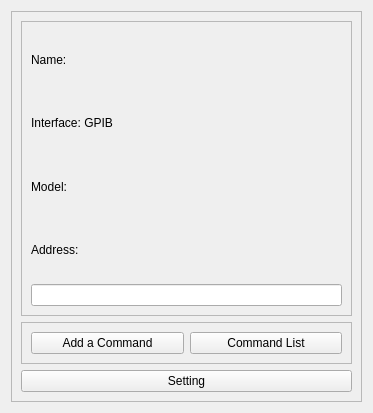
This is GUI/ui_files/gpib_instrument_device_wid.ui in YeonungK/YonKu as Qt 5 draws it before an edit. The edited form follows.
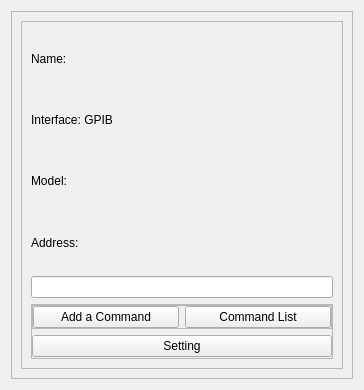
This is the edited form.

Patch:
```diff
--- a/GUI/ui_files/gpib_instrument_device_wid.ui
+++ b/GUI/ui_files/gpib_instrument_device_wid.ui
@@ -6,8 +6,8 @@
    <rect>
     <x>0</x>
     <y>0</y>
-    <width>373</width>
-    <height>413</height>
+    <width>364</width>
+    <height>390</height>
    </rect>
   </property>
   <property name="windowTitle">
@@ -70,9 +70,27 @@
            </property>
           </widget>
          </item>
-        </layout>
-       </widget>
-      </item>
+         <item>
+          <widget class="QFrame" name="frame_4">
+           <property name="frameShape">
+            <enum>QFrame::StyledPanel</enum>
+           </property>
+           <property name="frameShadow">
+            <enum>QFrame::Raised</enum>
+           </property>
+           <layout class="QVBoxLayout" name="verticalLayout_3">
+            <property name="leftMargin">
+             <number>0</number>
+            </property>
+            <property name="topMargin">
+             <number>0</number>
+            </property>
+            <property name="rightMargin">
+             <number>0</number>
+            </property>
+            <property name="bottomMargin">
+             <number>0</number>
+            </property>
       <item>
        <widget class="QFrame" name="frame_2">
         <property name="sizePolicy">
@@ -88,6 +106,18 @@
          <enum>QFrame::Raised</enum>
         </property>
         <layout class="QHBoxLayout" name="horizontalLayout">
+               <property name="leftMargin">
+                <number>0</number>
+               </property>
+               <property name="topMargin">
+                <number>0</number>
+               </property>
+               <property name="rightMargin">
+                <number>0</number>
+               </property>
+               <property name="bottomMargin">
+                <number>0</number>
+               </property>
          <item>
           <widget class="QPushButton" name="addCommandButton">
            <property name="text">
@@ -110,6 +140,12 @@
         <property name="text">
          <string>Setting</string>
         </property>
+             </widget>
+            </item>
+           </layout>
+          </widget>
+         </item>
+        </layout>
        </widget>
       </item>
      </layout>
```
Lines whose indentation alone changed are shown as unchanged.
